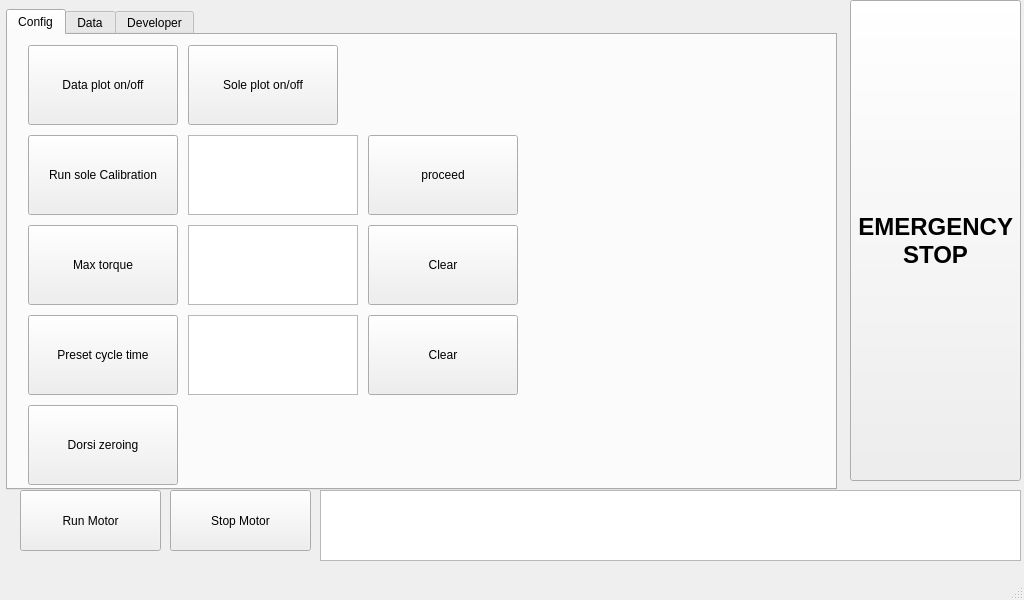
Above: afo_gui/src/mainwindow.ui from jaejinkim121/afo before the change. Below: the same form after it.
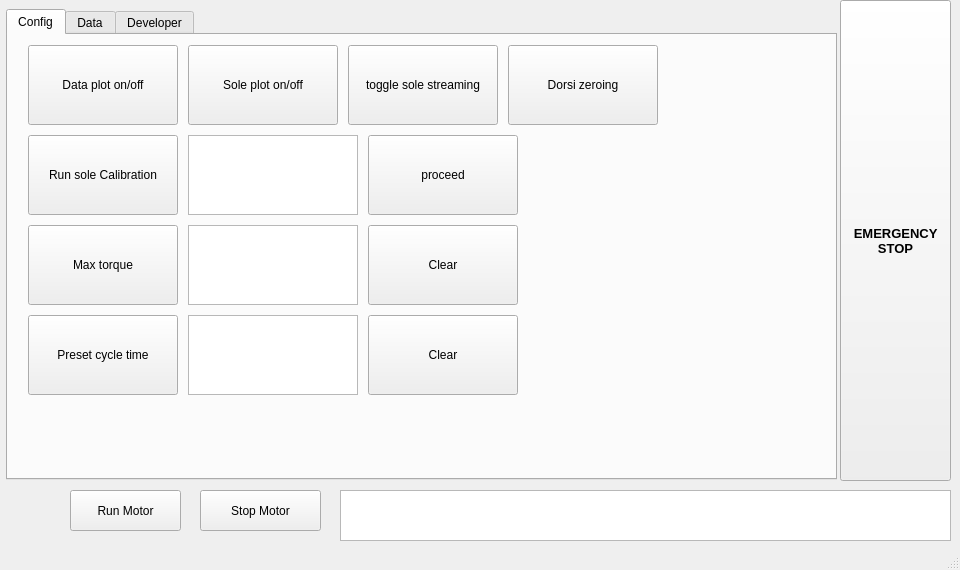
That is the form after the change. The open tabs and pages were chosen to show the change. Custom widgets are drawn as their Qt base class.

Commit message: Add sole streaming button

Patch:
```diff
--- a/afo_gui/src/mainwindow.ui
+++ b/afo_gui/src/mainwindow.ui
@@ -6,8 +6,8 @@
    <rect>
     <x>0</x>
     <y>0</y>
-    <width>1024</width>
-    <height>600</height>
+    <width>960</width>
+    <height>570</height>
    </rect>
   </property>
   <property name="windowTitle">
@@ -20,7 +20,7 @@
       <x>6</x>
       <y>9</y>
       <width>831</width>
-      <height>481</height>
+      <height>471</height>
      </rect>
     </property>
     <property name="currentIndex">
@@ -195,8 +195,8 @@
      <widget class="QPushButton" name="button_dorsi_zeroing_done">
       <property name="geometry">
        <rect>
-        <x>20</x>
-        <y>370</y>
+        <x>500</x>
+        <y>10</y>
         <width>150</width>
         <height>80</height>
        </rect>
@@ -210,6 +210,19 @@
        <string>Dorsi zeroing</string>
       </property>
      </widget>
+     <widget class="QPushButton" name="button_toggle_streaminig">
+      <property name="geometry">
+       <rect>
+        <x>340</x>
+        <y>10</y>
+        <width>150</width>
+        <height>80</height>
+       </rect>
+      </property>
+      <property name="text">
+       <string>toggle sole streaming</string>
+      </property>
+     </widget>
     </widget>
     <widget class="QWidget" name="Data">
      <attribute name="title">
@@ -288,25 +301,25 @@
    <widget class="QTextBrowser" name="log">
     <property name="geometry">
      <rect>
-      <x>320</x>
+      <x>340</x>
       <y>490</y>
-      <width>701</width>
-      <height>71</height>
+      <width>611</width>
+      <height>51</height>
      </rect>
     </property>
    </widget>
    <widget class="QPushButton" name="button_emergency_stop">
     <property name="geometry">
      <rect>
-      <x>850</x>
+      <x>840</x>
       <y>0</y>
-      <width>171</width>
+      <width>111</width>
       <height>481</height>
      </rect>
     </property>
     <property name="font">
      <font>
-      <pointsize>18</pointsize>
+      <pointsize>10</pointsize>
       <bold>true</bold>
      </font>
     </property>
@@ -324,10 +337,10 @@
    <widget class="QPushButton" name="button_run_motor">
     <property name="geometry">
      <rect>
-      <x>20</x>
+      <x>70</x>
       <y>490</y>
-      <width>141</width>
-      <height>61</height>
+      <width>111</width>
+      <height>41</height>
      </rect>
     </property>
     <property name="text">
@@ -337,10 +350,10 @@
    <widget class="QPushButton" name="button_stop_motor">
     <property name="geometry">
      <rect>
-      <x>170</x>
+      <x>200</x>
       <y>490</y>
-      <width>141</width>
-      <height>61</height>
+      <width>121</width>
+      <height>41</height>
      </rect>
     </property>
     <property name="text">
```
Left out of the diff: 2 changed lines with no effect on the pictures.
